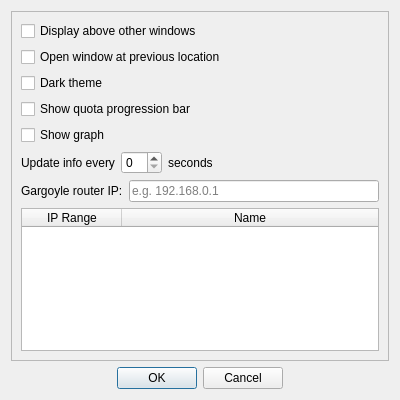
Before: the Qt Designer form dialogsettings.ui in defaultsamson/Gargoyle-Router-Usage-Checker, drawn with Qt 5.
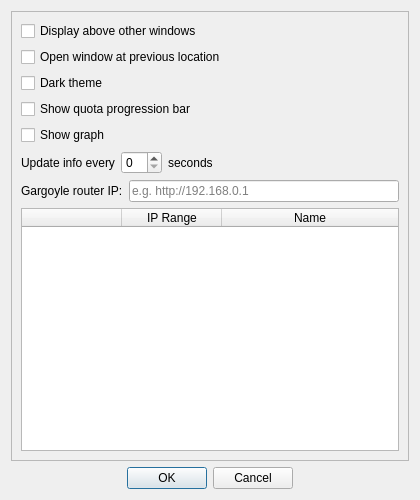
After: the same form once the commit is applied.

```diff
--- a/dialogsettings.ui
+++ b/dialogsettings.ui
@@ -6,8 +6,8 @@
    <rect>
     <x>0</x>
     <y>0</y>
-    <width>400</width>
-    <height>400</height>
+    <width>420</width>
+    <height>500</height>
    </rect>
   </property>
   <property name="windowTitle">
@@ -24,8 +24,8 @@
        <rect>
         <x>0</x>
         <y>0</y>
-        <width>380</width>
-        <height>349</height>
+        <width>400</width>
+        <height>449</height>
        </rect>
       </property>
       <layout class="QVBoxLayout" name="verticalLayout_2">
@@ -110,7 +110,7 @@
          <item>
           <widget class="QLineEdit" name="lineEditIP">
            <property name="placeholderText">
-            <string>e.g. 192.168.0.1</string>
+            <string>e.g. http://192.168.0.1</string>
            </property>
           </widget>
          </item>
@@ -127,6 +127,14 @@
          <attribute name="horizontalHeaderStretchLastSection">
           <bool>true</bool>
          </attribute>
+         <attribute name="verticalHeaderVisible">
+          <bool>false</bool>
+         </attribute>
+         <column>
+          <property name="text">
+           <string/>
+          </property>
+         </column>
          <column>
           <property name="text">
            <string>IP Range</string>
```
